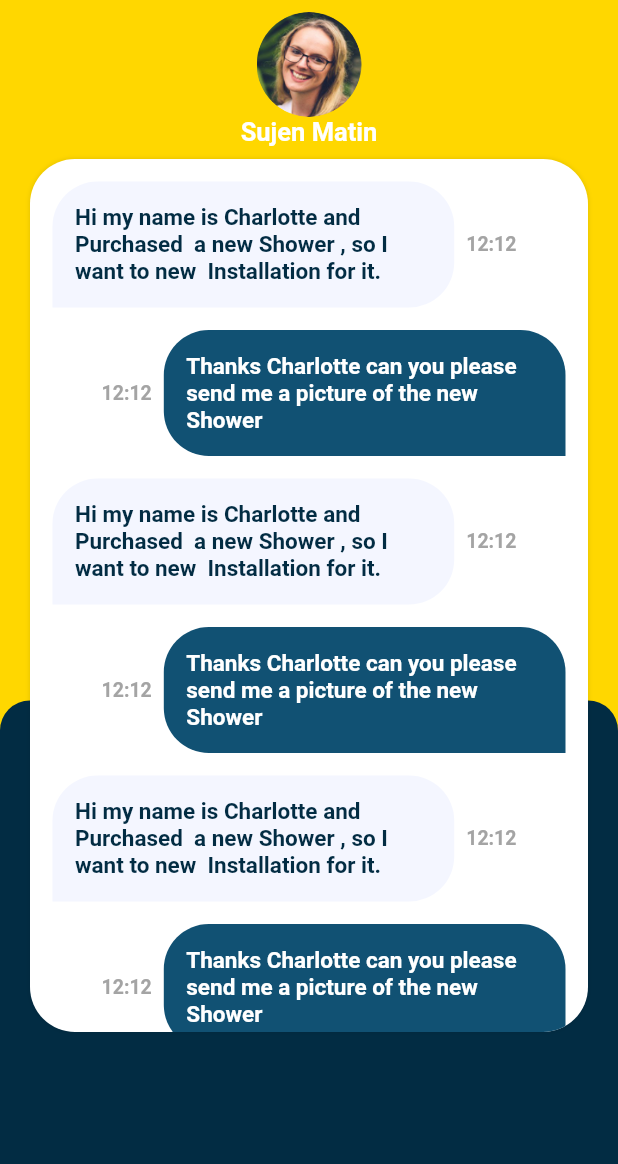
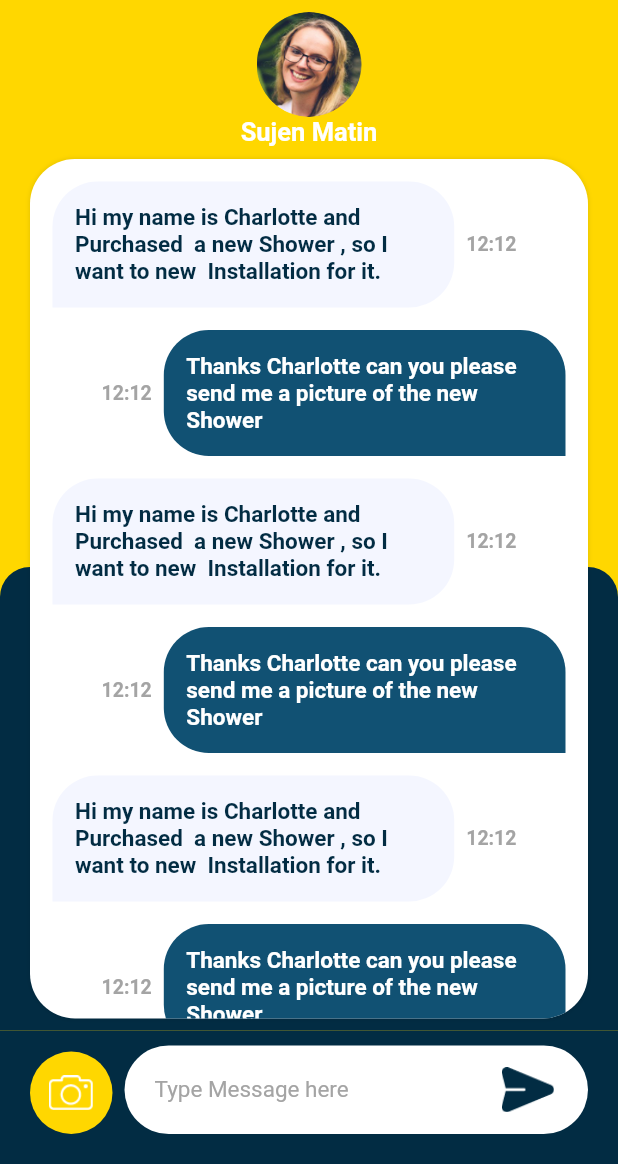
Before and after one commit to codeforany/online_maintenance_service_flutter, a Flutter app: the ChatMessageScreen screen opened directly, on a phone screen of 412 x 824 dp, the part 72-1236 px from its top. Run offline on Flutter 3.47's test engine with Material 3 defaults, Android fonts, the phone set to English and light mode, and no system bars; our stand-ins replace flutter_otp_text_field, image_picker; missing offline and left inert: fl_country_code_picker.

Commit message:
chat message input box ui

```diff
--- a/lib/screen/message/chat_message_screen.dart
+++ b/lib/screen/message/chat_message_screen.dart
@@ -1,6 +1,9 @@
 import 'package:flutter/material.dart';
+import 'package:flutter/widgets.dart';
 import 'package:maintenance_service_app/common/color_extension.dart';
 import 'package:maintenance_service_app/common/extension.dart';
+import 'package:maintenance_service_app/common_widget/image_picker_screen.dart';
+import 'package:maintenance_service_app/common_widget/popup_layout.dart';
 
 class ChatMessageScreen extends StatefulWidget {
   const ChatMessageScreen({super.key});
@@ -122,10 +125,11 @@ class _ChatMessageScreenState extends State<ChatMessageScreen> {
                                     borderRadius: BorderRadius.only(
                                       topLeft: const Radius.circular(30),
                                       topRight: const Radius.circular(30),
-                                    bottomLeft: Radius.circular( isSender ? 30 : 0 ),
-                                    bottomRight: Radius.circular(!isSender ? 30 : 0),
-                                  )
-                                ),
+                                      bottomLeft:
+                                          Radius.circular(isSender ? 30 : 0),
+                                      bottomRight:
+                                          Radius.circular(!isSender ? 30 : 0),
+                                    )),
                                 child: Text(
                                   isSender
                                       ? "Thanks Charlotte can you please send me a picture of the new Shower"
@@ -161,13 +165,97 @@ class _ChatMessageScreenState extends State<ChatMessageScreen> {
                   ),
                 ),
               ),
-              const SizedBox(
-                height: 80,
-              )
             ],
           )
         ],
       ),
+      bottomNavigationBar: Container(
+        decoration: BoxDecoration(color: TColor.secondary),
+        padding: EdgeInsets.only(
+          left: 20,
+          right: 20,
+          bottom: 20.0 + MediaQuery.of(context).viewInsets.bottom,
+          top: 10,
+        ),
+        child: Row(
+          mainAxisAlignment: MainAxisAlignment.start,
+          crossAxisAlignment: CrossAxisAlignment.end,
+          children: [
+            InkWell(
+              onTap: () {
+                Navigator.push(
+                  context,
+                  PopupLayout(
+                    bgColor: Colors.black26,
+                    child: ImagePickerScreen(
+                      didSelect: (selectPath) {
+                        debugPrint(selectPath);
+                      },
+                    ),
+                  ),
+                );
+              },
+              child: Container(
+                height: 55,
+                width: 55,
+                decoration: BoxDecoration(
+                    color: TColor.primary,
+                    borderRadius: BorderRadius.circular(30)),
+                alignment: Alignment.center,
+                child: Image.asset(
+                  "assets/img/camera.png",
+                  width: 30,
+                  height: 30,
+                ),
+              ),
+            ),
+            const SizedBox(
+              width: 8,
+            ),
+            Expanded(
+                child: Container(
+              padding: const EdgeInsets.symmetric(horizontal: 8, vertical: 4),
+              decoration: BoxDecoration(
+                  color: Colors.white, borderRadius: BorderRadius.circular(30)),
+              child: Row(
+                children: [
+                  Expanded(
+                    child: ConstrainedBox(
+                      constraints: const BoxConstraints(maxHeight: 100),
+                      child: TextField(
+                        maxLines: null,
+                        autocorrect: false,
+                        decoration: InputDecoration(
+                          contentPadding: const EdgeInsets.all(12),
+                          enabledBorder: InputBorder.none,
+                          focusedBorder: InputBorder.none,
+                          hintText: "Type Message here",
+                          hintStyle: TextStyle(
+                            color: TColor.placeholder,
+                            fontSize: 15,
+                          ),
+                        ),
+                        style: TextStyle(
+                          color: TColor.primaryText,
+                          fontSize: 15,
+                        ),
+                      ),
+                    ),
+                  ),
+                  TextButton(
+                    onPressed: () {},
+                    child: Image.asset(
+                      "assets/img/send.png",
+                      height: 35,
+                      width: 35,
+                    ),
+                  )
+                ],
+              ),
+            ))
+          ],
+        ),
+      ),
     );
   }
 }
--- a/pubspec.yaml
+++ b/pubspec.yaml
@@ -32,6 +32,7 @@ dependencies:
     sdk: flutter
   fl_country_code_picker: ^0.1.9+1
   flutter_otp_text_field: ^1.1.3+2
+  image_picker: ^1.1.2
 
 
   # The following adds the Cupertino Icons font to your application.
```
Also changed, not shown: lib/common_widget/image_picker_screen.dart (added, +144 -0 lines), pubspec.lock, 8 other files. Lines whose indentation alone changed are shown as unchanged.
